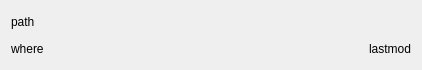
This is src/last_open/element/element_ui.ui in giacomogroppi/writernote-qt as Qt 5 draws it before an edit. The edited form follows.
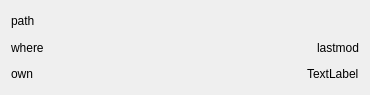
This is the edited form.

```diff
--- a/src/last_open/element/element_ui.ui
+++ b/src/last_open/element/element_ui.ui
@@ -6,14 +6,14 @@
    <rect>
     <x>0</x>
     <y>0</y>
-    <width>422</width>
-    <height>70</height>
+    <width>370</width>
+    <height>95</height>
    </rect>
   </property>
   <property name="maximumSize">
    <size>
     <width>16777215</width>
-    <height>70</height>
+    <height>95</height>
    </size>
   </property>
   <property name="windowTitle">
@@ -60,6 +60,37 @@
        </item>
       </layout>
      </item>
+     <item>
+      <layout class="QHBoxLayout" name="horizontalLayout_2">
+       <item>
+        <widget class="QLabel" name="owner_type">
+         <property name="text">
+          <string>own</string>
+         </property>
+        </widget>
+       </item>
+       <item>
+        <spacer name="horizontalSpacer_2">
+         <property name="orientation">
+          <enum>Qt::Horizontal</enum>
+         </property>
+         <property name="sizeHint" stdset="0">
+          <size>
+           <width>40</width>
+           <height>20</height>
+          </size>
+         </property>
+        </spacer>
+       </item>
+       <item>
+        <widget class="QLabel" name="owner">
+         <property name="text">
+          <string>TextLabel</string>
+         </property>
+        </widget>
+       </item>
+      </layout>
+     </item>
     </layout>
    </item>
   </layout>
```
